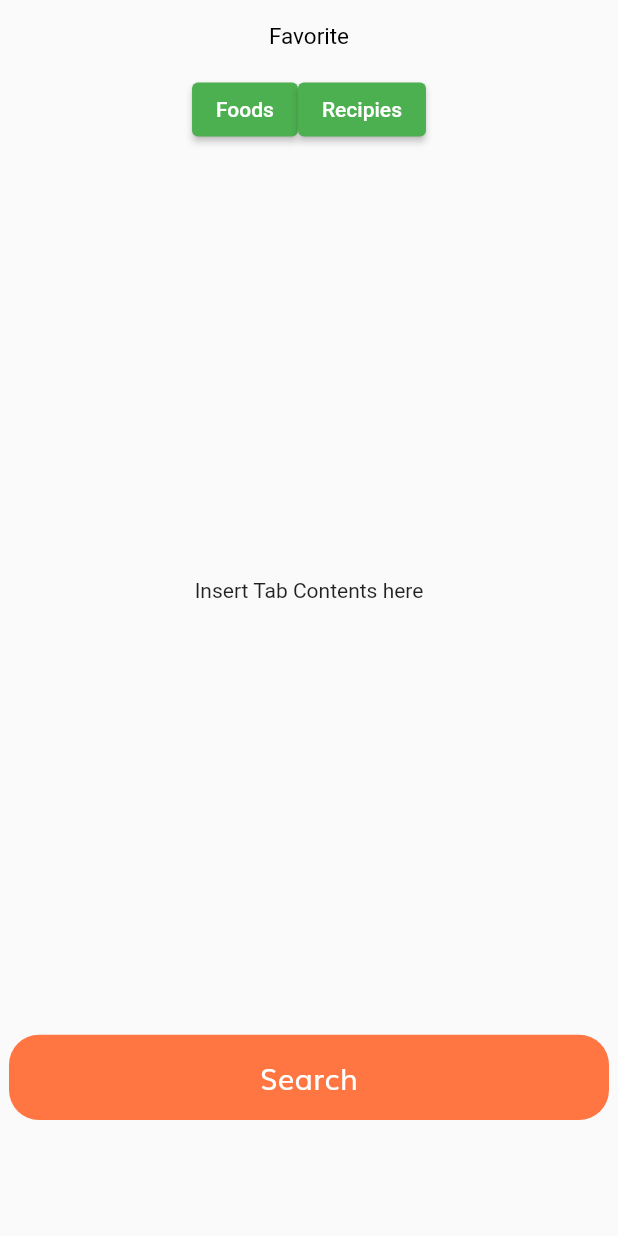
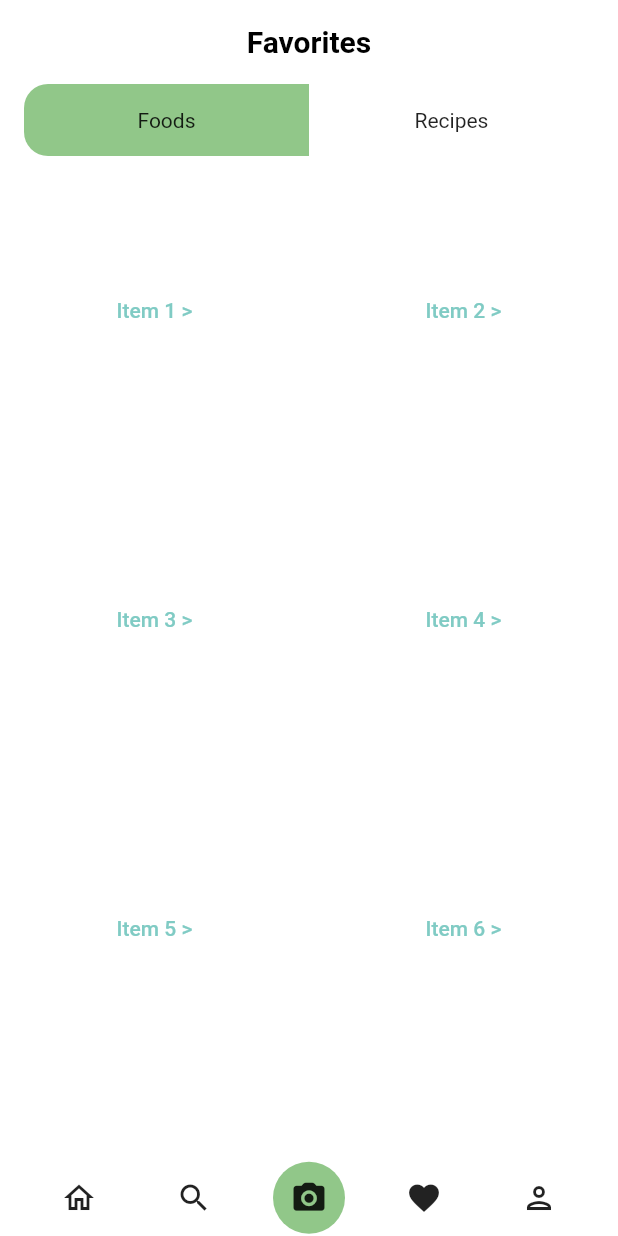
Before and after one commit to MasterChiefCarl/Garces_kCal, a Flutter app: the screen it shows after launch, after a tap on "Get Started", on a phone screen of 412 x 824 dp. Run offline on Flutter 3.47's test engine with Material 2 defaults, Android fonts, the phone set to English and light mode, and no system bars; our stand-ins replace flutter_svg; Roboto replaces fonts that are missing (NudMotoya).

Commit message:
Day's Progress
Trying GridList for Food Screen and List for Recipes

```diff
--- a/garces_kcal/lib/components/default_snackbar.dart
+++ b/garces_kcal/lib/components/default_snackbar.dart
@@ -14,13 +14,15 @@ class DefaultSB {
   static show(
     BuildContext context,
     String message,
-  ) {
+  )
+  {
+    consoleLog(message);
     Scaffold.of(context).showSnackBar(
       SnackBar(
         elevation: 0.0,
         //behavior: SnackBarBehavior.floating,
         content: Text(message),
-        duration: Duration(seconds: 5000000),
+        duration: Duration(seconds: 1),
         shape: RoundedRectangleBorder(
           borderRadius: BorderRadius.circular(20),
         ),
@@ -33,5 +35,6 @@ class DefaultSB {
         ),
       ),
     );
+
   }
 }
--- /dev/null
+++ b/garces_kcal/lib/components/roundendbutton.dart
@@ -0,0 +1,46 @@
+import 'package:flutter/material.dart';
+import 'package:garces_kcal/config/constants.dart';
+
+class RoundedEndButton extends StatelessWidget {
+  final Widget child;
+  final EdgeInsets padding;
+  final EdgeInsets margin;
+  final double radius;
+  final bool roundRight;
+  final Function onTap;
+  final bool isActive;
+  const RoundedEndButton({
+    required this.child,
+    this.padding = const EdgeInsets.symmetric(vertical: 16),
+    this.margin = EdgeInsets.zero,
+    this.radius = 40,
+    this.roundRight = true,
+    this.isActive = false,
+    required this.onTap,
+    Key? key,
+  }) : super(key: key);
+
+  @override
+  Widget build(BuildContext context) {
+    return InkWell(
+      onTap: () {
+        onTap();
+      },
+      child: Container(
+        padding: const EdgeInsets.symmetric(vertical: 16),
+        decoration: BoxDecoration(
+          color: isActive ? kPrimaryColor : kPrimaryUnselectedColor,
+          borderRadius: roundRight
+              ? BorderRadius.only(
+                  topRight: Radius.circular(radius),
+                  bottomRight: Radius.circular(radius))
+              : BorderRadius.only(
+                  topLeft: Radius.circular(radius),
+                  bottomLeft: Radius.circular(radius),
+                ),
+        ),
+        child: child,
+      ),
+    );
+  }
+}
--- a/garces_kcal/lib/config/constants.dart
+++ b/garces_kcal/lib/config/constants.dart
@@ -2,9 +2,11 @@ import 'package:flutter/gestures.dart';
 import 'package:flutter/material.dart';
 
 const kPrimaryForeTextColor = Colors.white;
+const kPrimaryUnselectedForeColor = Color.fromRGBO(145, 199, 137,1);
 const kSecondaryForeTextColor = Colors.black;
-const kPrimaryColor = Colors.green;
-const kButtonPrimaryColor = Color(0xFFFF7643);
+const kPrimaryColor = Color.fromRGBO(145, 199, 137,1);
+const kPrimaryUnselectedColor = Colors.white;
+const kButtonPrimaryColor = Color.fromRGBO(255, 147, 134,1);
 const kPrimaryLightColor = Color(0xFFFFECDF);
 const kPrimaryGradientColor = LinearGradient(
   begin: Alignment.topLeft,
--- a/garces_kcal/lib/main.dart
+++ b/garces_kcal/lib/main.dart
@@ -24,7 +24,6 @@
         // or simply save your changes to "hot reload" in a Flutter IDE).
         // Notice that the counter didn't reset back to zero; the application
         // is not restarted.
-        primarySwatch: kPrimaryColor,
         fontFamily: 'NudMotoya',
       ),
       debugShowCheckedModeBanner: false,
--- a/garces_kcal/lib/pages/components/home/body.dart
+++ b/garces_kcal/lib/pages/components/home/body.dart
@@ -1,138 +1,142 @@
 // ignore_for_file: prefer_const_constructors, prefer_const_literals_to_create_immutables
 
-import'package:flutter/material.dart';
+import 'package:flutter/material.dart';
 import 'package:garces_kcal/components/default_button.dart';
 import 'package:garces_kcal/components/default_snackbar.dart';
+import 'package:garces_kcal/components/roundendbutton.dart';
+import 'package:garces_kcal/config/constants.dart';
+import 'package:garces_kcal/pages/components/home/foodScreen.dart';
+import 'package:garces_kcal/pages/components/home/recipieScreen.dart';
 
 class HomePageBody extends StatefulWidget {
-  const HomePageBody({Key? key, required this.title}) : super(key: key);
-
-
-
-  final String title;
+  const HomePageBody({Key? key}) : super(key: key);
 
   @override
-  State<HomePageBody> createState() => _MHPBState();
+  _HPBState createState() => _HPBState();
 }
 
-class _MHPBState extends State<HomePageBody> {
-  int _counter = 0;
+class _HPBState extends State<HomePageBody> {
+  late bool isFoods;
+  late List<Widget> data;
+  late PageController _pCon;
+  String title = 'Favorites';
 
-  void _incrementCounter() {
-    setState(() {
-      // This call to setState tells the Flutter framework that something has
-      // changed in this State, which causes it to rerun the build method below
-      // so that the display can reflect the updated values. If we changed
-      // _counter without calling setState(), then the build method would not be
-      // called again, and so nothing would appear to happen.
-      _counter++;
-    });
+  @override
+  void initState() {
+    isFoods = true;
+    data = [const Text("Potato")];
+    _pCon = PageController();
+    super.initState();
   }
 
   @override
   Widget build(BuildContext context) {
-    final _kTabPages = <Widget>[
-      Center(child: Icon(Icons.cloud, size: 64.0, color: Colors.teal)),
-      Center(child: Icon(Icons.alarm, size: 64.0, color: Colors.cyan)),
-    ];
-    final _kTabs = <Tab>[
-      Tab(text: 'Foods'),
-      Tab(text: 'Recipies'),
-    ];
     return Scaffold(
+      backgroundColor: Colors.white,
+      appBar: AppBar(
+        centerTitle: true, // this is all you need
+        backgroundColor: Colors.white,
+        elevation: 0,
+        title: Text(
+          title,
+          style: TextStyle(color: Colors.black, fontWeight: FontWeight.bold),
+        ),
+      ),
       body: Column(
-          mainAxisAlignment: MainAxisAlignment.center,
-          crossAxisAlignment: CrossAxisAlignment.center,
         children: [
-            Spacer(flex:1),
-            Text('Favorite', style: TextStyle(color: Colors.black, fontSize: 15)),
-            Spacer(flex:1),
-            SizedBox(
-              width: double.infinity,
-              child: Center(
+          Padding(
+            padding: const EdgeInsets.symmetric(horizontal: 16),
             child: Row(
-                mainAxisAlignment: MainAxisAlignment.center,
               children: [
-                  ElevatedButton(child:Text('Foods'),onPressed:(){},style: ButtonStyle(),),
-                  ElevatedButton(child:Text('Recipies'),onPressed:(){},style: ButtonStyle(),)
+                Expanded(
+                  child: RoundedEndButton(
+                    roundRight: false,
+                    radius: 16,
+                    isActive: isFoods,
+                    onTap: () {
+                      _pCon.animateToPage(0,
+                          duration: const Duration(milliseconds: 100),
+                          curve: Curves.bounceIn);
+                    },
+                    child: const Center(
+                      child: Text("Foods"),
+                    ),
+                  ),
+                ),
+                Expanded(
+                  child: RoundedEndButton(
+                    roundRight: true,
+                    radius: 16,
+                    isActive: !isFoods,
+                    onTap: () {
+                      // if (mounted) {
+                      //   setState(() {
+                      //     isFoods = false;
+                      //   });
+                      // }
+                      _pCon.animateToPage(1,
+                          duration: const Duration(milliseconds: 100),
+                          curve: Curves.bounceIn);
+                    },
+                    child: const Center(
+                      child: Text(
+                        "Recipes",
+                      ),
+                    ),
+                  ),
+                ),
               ],
             ),
           ),
+          Expanded(
+            child: PageView(
+              controller: _pCon,
+              physics: const NeverScrollableScrollPhysics(),
+              onPageChanged: (index) {
+                if (mounted) {
+                  setState(() {
+                    isFoods = index == 0;
+                  });
+                }
+              },
+              children: const [FoodsScreen(), RecipesScreen()],
             ),
-            // TabBarView(
-            //   children: _kTabPages,
-            // ),
-            Spacer(flex:3),
+          ),
+          // Expanded(
+          //     child: isFoods ? const FoodsScreen() : const RecipesScreen()),
           SizedBox(
-              width:double.infinity,
-              height:500,
-              child: Column(
-                mainAxisAlignment: MainAxisAlignment.center,
+            height: 51,
+            child: Row(
               crossAxisAlignment: CrossAxisAlignment.center,
+              mainAxisAlignment: MainAxisAlignment.spaceBetween,
               children: [
-                  Text('Insert Tab Contents here'),
+                Spacer(),
+                IconButton(onPressed: () {DefaultSB.show(context,'Home button pressed');}, icon: Icon(Icons.home_outlined)),
+                Spacer(),
+                IconButton(onPressed: () {DefaultSB.show(context,'Search button pressed');}, icon: Icon(Icons.search)),
+                Spacer(),
+                Ink(
+                    decoration: const ShapeDecoration(
+                      color: kPrimaryColor,
+                      shape: CircleBorder(),
+                    ),
+                    child: IconButton(
+                      icon: Icon(
+                        Icons.camera_alt_rounded,
+                      ),
+                      iconSize: 25,
+                      onPressed: () {DefaultSB.show(context,'Camera button pressed');},
+                    )),
+                Spacer(),
+                IconButton(onPressed: () {DefaultSB.show(context,'Favorite button pressed');}, icon: Icon(Icons.favorite)),
+                Spacer(),
+                IconButton(onPressed: () {DefaultSB.show(context,'Profile button pressed');}, icon: Icon(Icons.person_outlined)),
+                Spacer(),
               ],
-              ),),
-            Spacer(flex:3),
-            DefaultButton(
-              text: 'Search',
-              press: () {DefaultSB.show(context, 'Search Pressed');}
             ),
-            Spacer(flex:5),
+          ),
         ],
       ),
     );
   }
 }
-//  The Scaffold Increment Build
-//   Widget build(BuildContext context) {
-//     // This method is rerun every time setState is called, for instance as done
-//     // by the _incrementCounter method above.
-//     //
-//     // The Flutter framework has been optimized to make rerunning build methods
-//     // fast, so that you can just rebuild anything that needs updating rather
-//     // than having to individually change instances of widgets.
-//     return Scaffold(
-//       appBar: AppBar(
-//         // Here we take the value from the MyHomePage object that was created by
-//         // the App.build method, and use it to set our appbar title.
-//         title: Text(widget.title),
-//       ),
-//       body: Center(
-//         // Center is a layout widget. It takes a single child and positions it
-//         // in the middle of the parent.
-//         child: Column(
-//           // Column is also a layout widget. It takes a list of children and
-//           // arranges them vertically. By default, it sizes itself to fit its
-//           // children horizontally, and tries to be as tall as its parent.
-//           //
-//           // Invoke "debug painting" (press "p" in the console, choose the
-//           // "Toggle Debug Paint" action from the Flutter Inspector in Android
-//           // Studio, or the "Toggle Debug Paint" command in Visual Studio Code)
-//           // to see the wireframe for each widget.
-//           //
-//           // Column has various properties to control how it sizes itself and
-//           // how it positions its children. Here we use mainAxisAlignment to
-//           // center the children vertically; the main axis here is the vertical
-//           // axis because Columns are vertical (the cross axis would be
-//           // horizontal).
-//           mainAxisAlignment: MainAxisAlignment.center,
-//           children: <Widget>[
-//             const Text(
-//               'You have pushed the button this many times:',
-//             ),
-//             Text(
-//               '$_counter',
-//               style: Theme.of(context).textTheme.headline4,
-//             ),
-//           ],
-//         ),
-//       ),
-//       floatingActionButton: FloatingActionButton(
-//         onPressed: _incrementCounter,
-//         tooltip: 'Increment',
-//         child: const Icon(Icons.add),
-//       ), // This trailing comma makes auto-formatting nicer for build methods.
-//     );
-//   }
-// }
--- /dev/null
+++ b/garces_kcal/lib/pages/components/home/foodScreen.dart
@@ -0,0 +1,39 @@
+// ignore_for_file: file_names
+
+import 'package:flutter/material.dart';
+import 'package:garces_kcal/components/default_snackbar.dart';
+
+class FoodsScreen extends StatefulWidget {
+  const FoodsScreen({Key? key}) : super(key: key);
+
+  @override
+  _FoodsScreenState createState() => _FoodsScreenState();
+}
+
+class _FoodsScreenState extends State<FoodsScreen> {
+  @override
+  Widget build(BuildContext context) {
+    return GridView.count(
+      // Create a grid with 2 columns. If you change the scrollDirection to
+      // horizontal, this would produce 2 rows.
+      crossAxisCount: 2,
+      scrollDirection: Axis.vertical,
+      // Generate 100 Widgets that display their index in the List
+      children: List.generate(20, (index) {
+        return Center(
+          child: TextButton(
+            onPressed: () {DefaultSB.show(context,'Item ${index+1} button is pressed');},
+            style: TextButton.styleFrom(
+              primary: Colors.teal.shade200,
+            ),
+            child: Container(
+              child: Text(
+                'Item ${index + 1} >',
+              ),
+            ),
+          ),
+        );
+      }),
+    );
+  }
+}
--- /dev/null
+++ b/garces_kcal/lib/pages/components/home/recipieScreen.dart
@@ -0,0 +1,43 @@
+// ignore_for_file: file_names, prefer_const_declarations
+
+import 'package:flutter/material.dart';
+import 'package:flutter/material.dart';
+
+
+class RecipesScreen extends StatefulWidget {
+  const RecipesScreen({Key? key}) : super(key: key);
+
+  @override
+  _RecipesScreenState createState() => _RecipesScreenState();
+}
+
+class _RecipesScreenState extends State<RecipesScreen> {
+  @override
+  Widget build(BuildContext context) {
+    final numItems = 20;
+    final _biggerFont = const TextStyle(fontSize: 18.0);
+
+    Widget _buildRow(int idx) {
+      return ListTile(
+        leading: CircleAvatar(
+          child: Text('$idx'),
+        ),
+        title: Text(
+          'Deger $idx',
+          style: _biggerFont,
+        ),
+        trailing: Icon(Icons.dashboard),
+      );
+    }
+
+    return ListView.builder(
+      itemCount: numItems * 2,
+      padding: const EdgeInsets.all(16.0),
+      itemBuilder: (BuildContext context, int i) {
+        if (i.isOdd) return Divider();
+        final index = i ~/ 2 + 1;
+        return _buildRow(index);
+      },
+    );
+  }
+}
--- a/garces_kcal/lib/pages/components/welcome/body.dart
+++ b/garces_kcal/lib/pages/components/welcome/body.dart
@@ -68,9 +68,7 @@ class _WCBodyState extends State<WCBody> {
                         Navigator.pushReplacement(
                             context,
                             MaterialPageRoute(
-                                builder: (context) =>  HomePage(
-                                      title: 'Home Page',
-                                    )));
+                                builder: (context) => HomePage()));
                       },
                     ),
                     Center(
@@ -112,7 +110,7 @@ class _WCBodyState extends State<WCBody> {
       duration: kAnimationDuration,
       margin: EdgeInsets.only(right: 5),
       height: currentPage == index ? 10 : 6,
-      width: currentPage == index ? 20 : 6,
+      width: currentPage == index ? 20 : 12,
       decoration: BoxDecoration(
         color: currentPage == index ? kButtonPrimaryColor : Color(0xFFD8D8D8),
         borderRadius: BorderRadius.circular(5),
--- a/garces_kcal/lib/pages/components/welcome/obnoardingpage.dart
+++ b/garces_kcal/lib/pages/components/welcome/obnoardingpage.dart
@@ -35,13 +35,14 @@ class OnboardingPage extends StatelessWidget {
         ),
         Spacer(flex: 2),
         SizedBox(
-          width: 250,
+          width: 300,
           child:Column(
           children: [
             Text(
               textHeader!,
               textAlign:TextAlign.center,
-              style:TextStyle(fontSize: 25,fontWeight:FontWeight.bold,fontFamily:'Muli')),
+              style:TextStyle(fontSize: 20,fontWeight:FontWeight.bold,),),
+            SizedBox(height:15),
             Text(
               text!,
               textAlign: TextAlign.center,
--- a/garces_kcal/lib/pages/home.dart
+++ b/garces_kcal/lib/pages/home.dart
@@ -8,13 +8,13 @@ import 'package:garces_kcal/pages/components/home/body.dart';
 class HomePage extends StatelessWidget {
   static String routeName = "/home";
 
-  const HomePage({Key? key, required this.title}) : super(key: key);
-  final String title;
+  const HomePage({Key? key}) : super(key: key);
+
   @override
   Widget build(BuildContext context) {
     SizeConfig().init(context);
     return Scaffold(
-      body: HomePageBody(title: title,),
+      body: HomePageBody(),
     );
   }
 }
--- a/garces_kcal/lib/pages/splash.dart
+++ b/garces_kcal/lib/pages/splash.dart
@@ -37,6 +37,7 @@ class _SplashScreenState extends State<SplashScreen> {
             mainAxisAlignment: MainAxisAlignment.center,
             crossAxisAlignment: CrossAxisAlignment.center,
             children: const [
+              SizedBox(height:300),
               Center(
                 child: Text(
                   'kCal',
--- a/garces_kcal/lib/services/lists.dart
+++ b/garces_kcal/lib/services/lists.dart
@@ -18,3 +18,5 @@ List <Map<String,String>> welcomePageViewPanels =[
       "image": "../assets/images/w3.png"
     },
   ];
+
+  // List <
--- a/garces_kcal/lib/services/panel.opening.dart
+++ /dev/null
@@ -1,3 +0,0 @@
-class PanelsOpening {
-
-}
--- a/garces_kcal/lib/services/recipes.services.dart
+++ b/garces_kcal/lib/services/recipes.services.dart
@@ -13,4 +13,6 @@ class Recipes {
     this.rIngredients = rIngredients;
     this.rProcess = rProcess;
   }
+
+
 }
```
Also changed, not shown: garces_kcal/pubspec.yaml (+5 -44 lines). Lines whose indentation alone changed are shown as unchanged.
